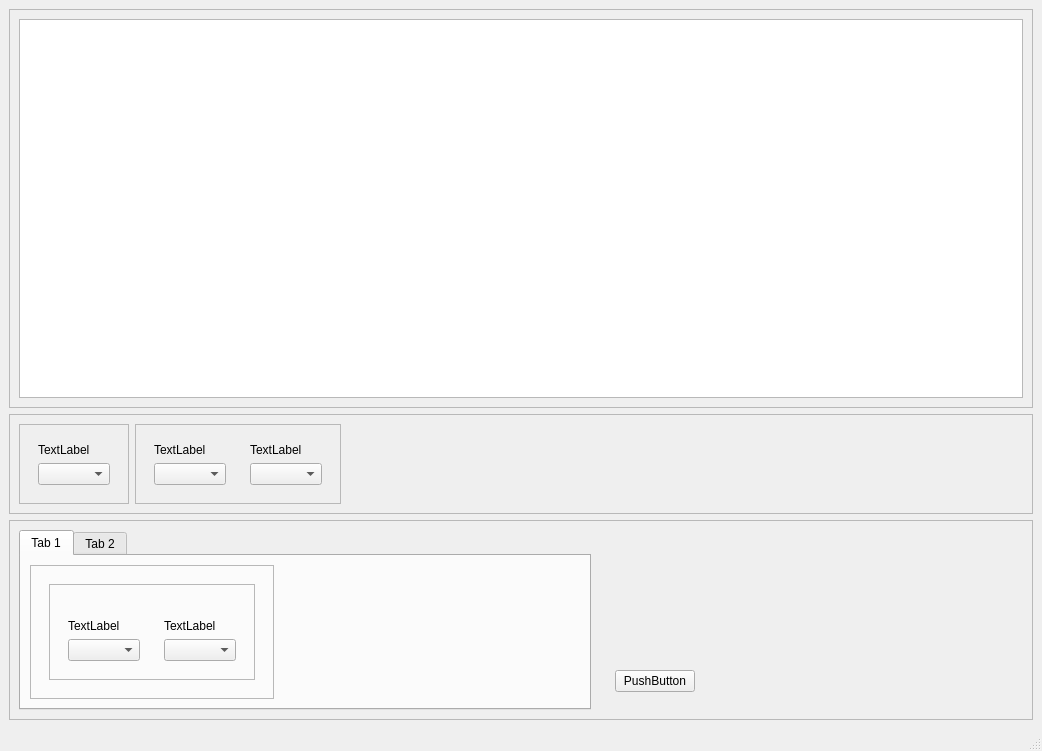
This is gui.ui in nuxster/ASKUE as Qt 5 draws it before an edit. The edited form follows.
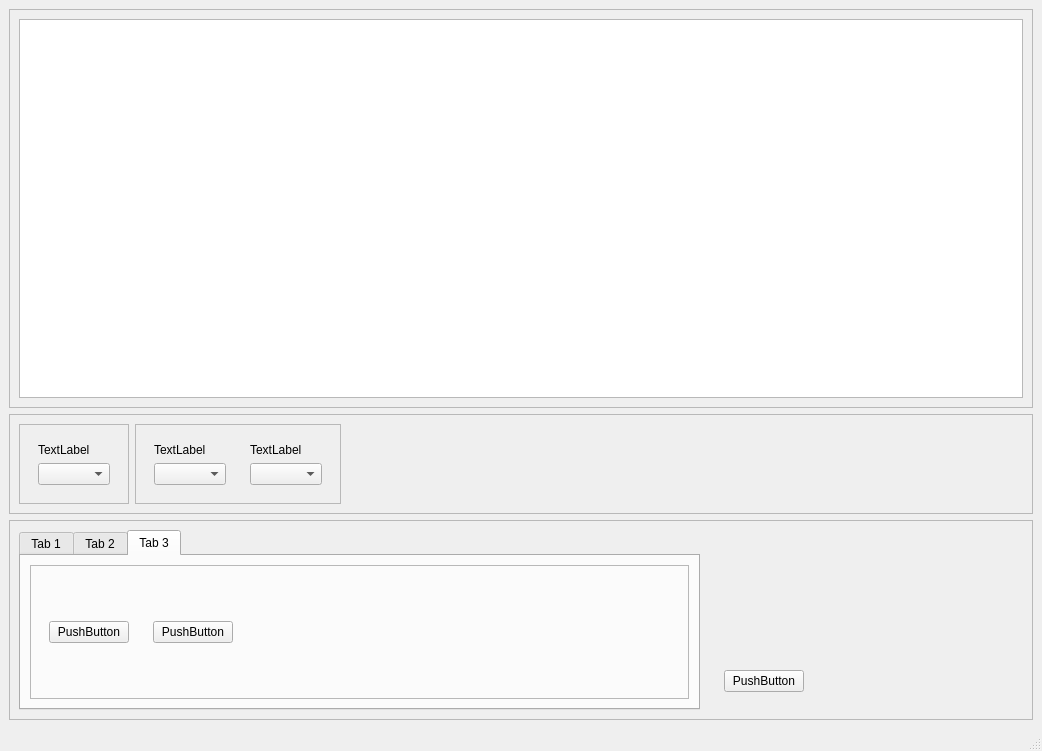
This is the edited form. The open tabs and pages were chosen to show the change.

The edit to the form file:
```diff
--- a/gui.ui
+++ b/gui.ui
@@ -508,6 +508,76 @@
            </item>
           </layout>
          </widget>
+         <widget class="QWidget" name="tab_3">
+          <attribute name="title">
+           <string>Tab 3</string>
+          </attribute>
+          <layout class="QHBoxLayout" name="horizontalLayout_10">
+           <item>
+            <widget class="QFrame" name="frame_21">
+             <property name="frameShape">
+              <enum>QFrame::StyledPanel</enum>
+             </property>
+             <property name="frameShadow">
+              <enum>QFrame::Raised</enum>
+             </property>
+             <layout class="QHBoxLayout" name="horizontalLayout_12">
+              <item>
+               <widget class="QFrame" name="frame_22">
+                <property name="frameShape">
+                 <enum>QFrame::NoFrame</enum>
+                </property>
+                <property name="frameShadow">
+                 <enum>QFrame::Raised</enum>
+                </property>
+                <layout class="QVBoxLayout" name="verticalLayout_10">
+                 <item>
+                  <widget class="QPushButton" name="pushButton_A_change">
+                   <property name="text">
+                    <string>PushButton</string>
+                   </property>
+                  </widget>
+                 </item>
+                </layout>
+               </widget>
+              </item>
+              <item>
+               <widget class="QFrame" name="frame_23">
+                <property name="frameShape">
+                 <enum>QFrame::NoFrame</enum>
+                </property>
+                <property name="frameShadow">
+                 <enum>QFrame::Raised</enum>
+                </property>
+                <layout class="QVBoxLayout" name="verticalLayout_11">
+                 <item>
+                  <widget class="QPushButton" name="pushButton_R_change">
+                   <property name="text">
+                    <string>PushButton</string>
+                   </property>
+                  </widget>
+                 </item>
+                </layout>
+               </widget>
+              </item>
+              <item>
+               <spacer name="horizontalSpacer_4">
+                <property name="orientation">
+                 <enum>Qt::Horizontal</enum>
+                </property>
+                <property name="sizeHint" stdset="0">
+                 <size>
+                  <width>437</width>
+                  <height>20</height>
+                 </size>
+                </property>
+               </spacer>
+              </item>
+             </layout>
+            </widget>
+           </item>
+          </layout>
+         </widget>
         </widget>
        </item>
        <item>
```
